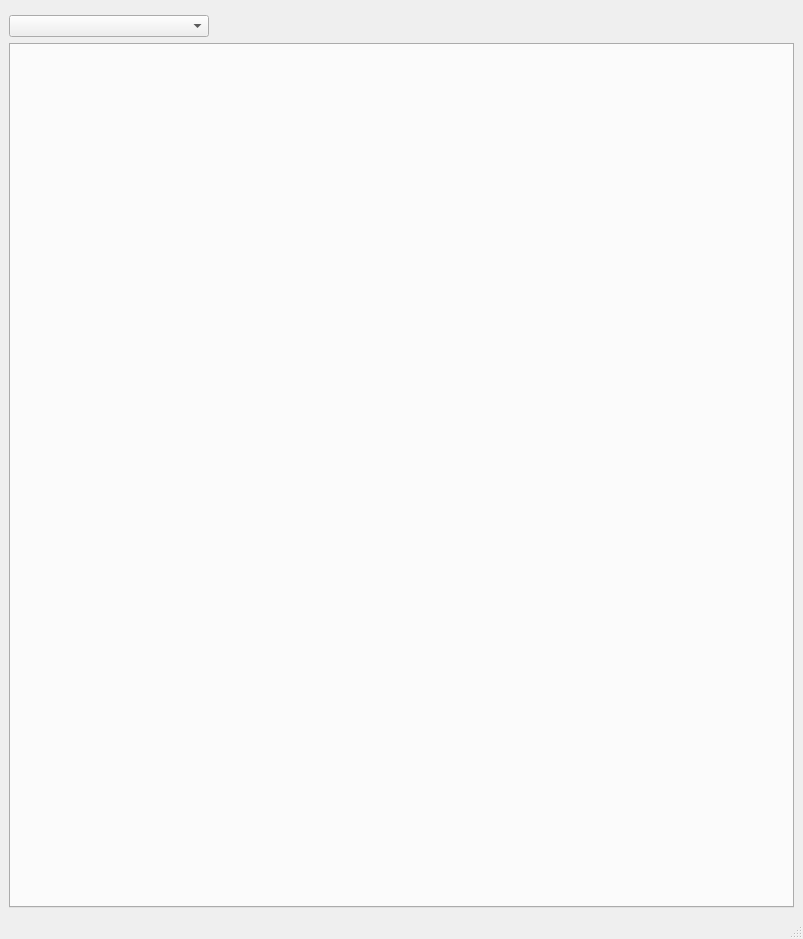
DonDubstep/Skill_Wheel_DnD, file mainwindow.ui: the form before one commit.
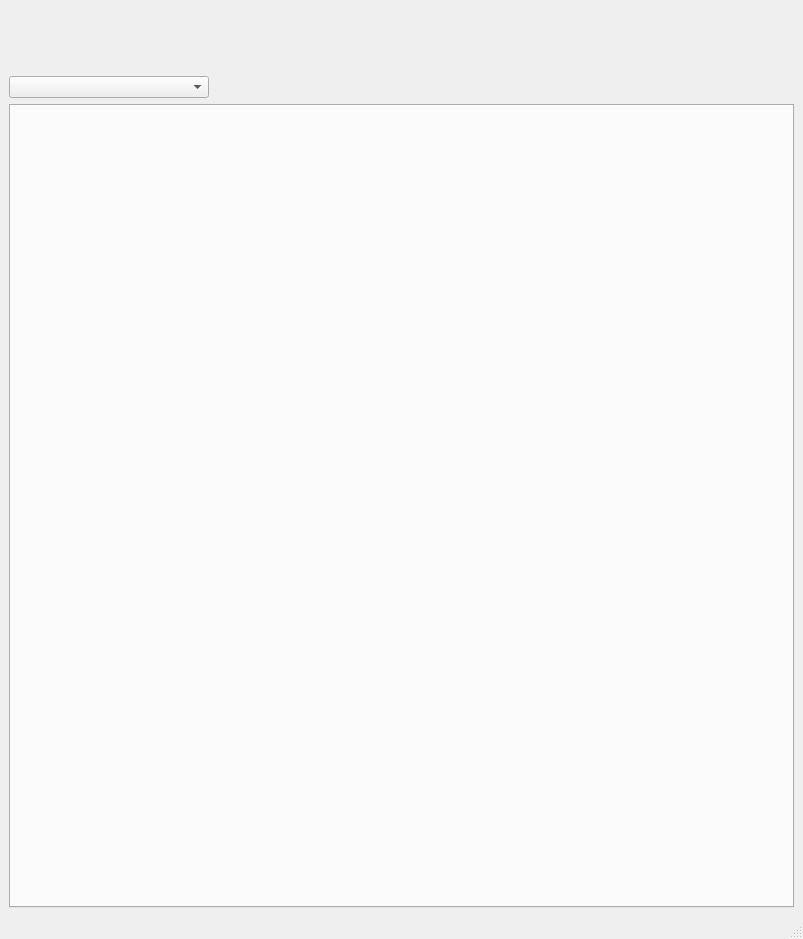
The form after the commit. Custom widgets are drawn as their Qt base class.

Patch:
```diff
--- a/mainwindow.ui
+++ b/mainwindow.ui
@@ -16,7 +16,7 @@
   <property name="sizePolicy">
    <sizepolicy hsizetype="Preferred" vsizetype="Preferred">
     <horstretch>0</horstretch>
-    <verstretch>0</verstretch>
+    <verstretch>13</verstretch>
    </sizepolicy>
   </property>
   <property name="minimumSize">
@@ -43,7 +43,29 @@
   <widget class="QWidget" name="centralwidget">
    <layout class="QVBoxLayout" name="verticalLayout_2">
     <item>
-     <widget class="HeaderWidget" name="widget" native="true"/>
+     <widget class="HeaderWidget" name="widget" native="true">
+      <property name="sizePolicy">
+       <sizepolicy hsizetype="Preferred" vsizetype="Preferred">
+        <horstretch>0</horstretch>
+        <verstretch>7</verstretch>
+       </sizepolicy>
+      </property>
+      <property name="minimumSize">
+       <size>
+        <width>0</width>
+        <height>0</height>
+       </size>
+      </property>
+      <property name="baseSize">
+       <size>
+        <width>800</width>
+        <height>64</height>
+       </size>
+      </property>
+      <property name="layoutDirection">
+       <enum>Qt::LeftToRight</enum>
+      </property>
+     </widget>
     </item>
     <item>
      <widget class="QComboBox" name="combo_pages">
@@ -69,6 +91,12 @@
     </item>
     <item>
      <widget class="QTabWidget" name="tabWidget">
+      <property name="sizePolicy">
+       <sizepolicy hsizetype="Preferred" vsizetype="Preferred">
+        <horstretch>0</horstretch>
+        <verstretch>92</verstretch>
+       </sizepolicy>
+      </property>
       <property name="tabPosition">
        <enum>QTabWidget::North</enum>
       </property>
```
Left out of the diff: 2 changed lines with no effect on the pictures.
